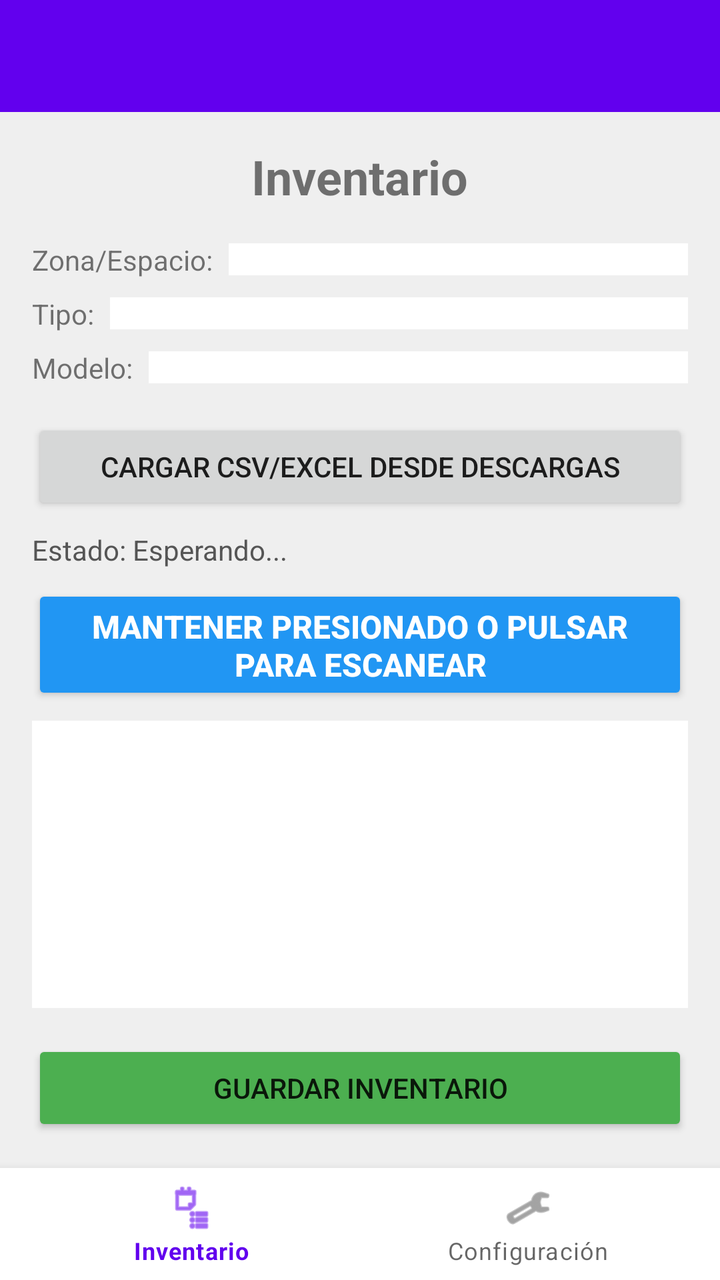
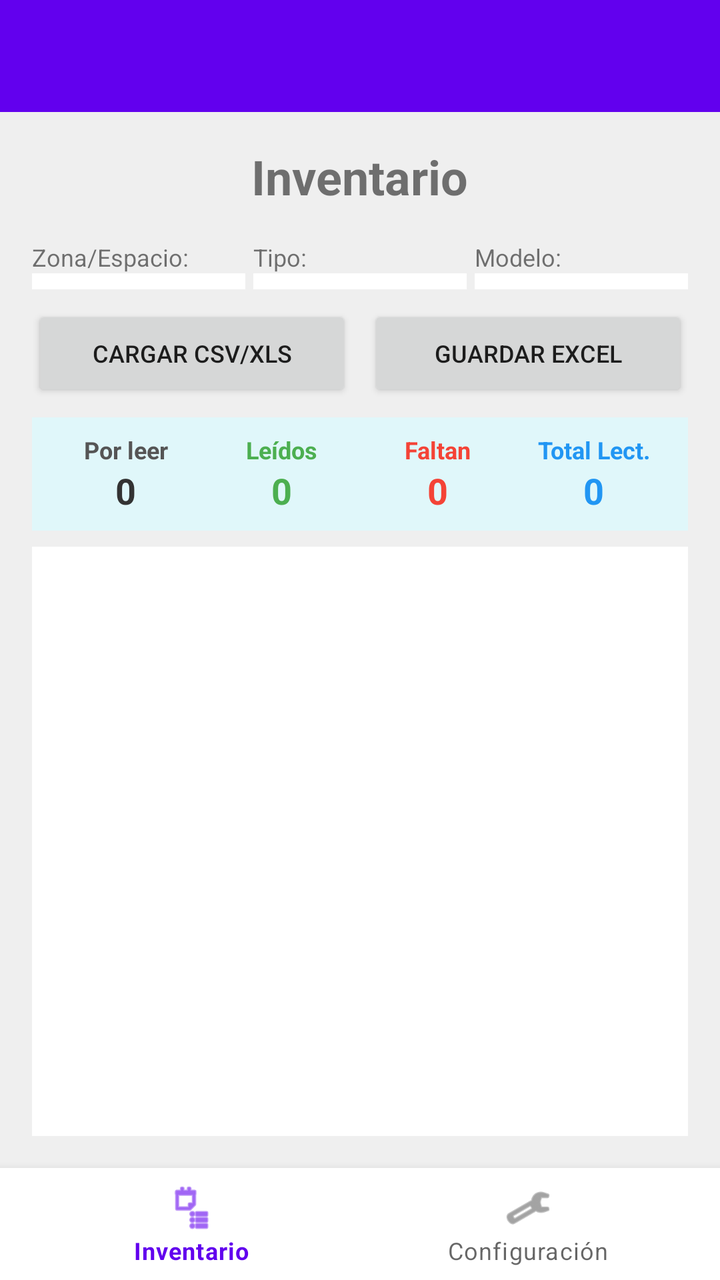

The first picture is an Android layout as it rendered before a commit; the second is the same layout after the commit. The layout source and the unified diff follow.
<!-- AndroidManifest.xml: activity theme Theme.UHFG.NoActionBar -->
<!-- res/layout/activity_room_inventory.xml -->
<?xml version="1.0" encoding="utf-8"?>
<androidx.drawerlayout.widget.DrawerLayout xmlns:android="http://schemas.android.com/apk/res/android"
    xmlns:app="http://schemas.android.com/apk/res-auto"
    android:id="@+id/drawer_layout"
    android:layout_width="match_parent"
    android:layout_height="match_parent"
    android:fitsSystemWindows="true">

    
    <LinearLayout
        android:layout_width="match_parent"
        android:layout_height="match_parent"
        android:orientation="vertical">

        
        <androidx.appcompat.widget.Toolbar
            android:id="@+id/toolbar"
            android:layout_width="match_parent"
            android:layout_height="?attr/actionBarSize"
            android:background="?attr/colorPrimary"
            android:theme="@style/ThemeOverlay.AppCompat.Dark.ActionBar"
            app:popupTheme="@style/ThemeOverlay.AppCompat.Light"/>

        <RelativeLayout
            android:layout_width="match_parent"
            android:layout_height="match_parent"
            android:background="#EFEFEF">

            <FrameLayout
                android:layout_width="match_parent"
                android:layout_height="match_parent"
                android:layout_above="@+id/bottom_navigation">

                
                <LinearLayout
                    android:id="@+id/layout_inventory"
                    android:layout_width="match_parent"
                    android:layout_height="match_parent"
                    android:orientation="vertical"
                    android:padding="16dp">

                    <TextView
                        android:layout_width="wrap_content"
                        android:layout_height="wrap_content"
                        android:text="Inventario"
                        android:textSize="24sp"
                        android:textStyle="bold"
                        android:layout_gravity="center"
                        android:layout_marginBottom="16dp"/>

                    <LinearLayout
                        android:layout_width="match_parent"
                        android:layout_height="wrap_content"
                        android:orientation="horizontal"
                        android:gravity="center_vertical"
                        android:layout_marginBottom="8dp">

                        <TextView
                            android:layout_width="wrap_content"
                            android:layout_height="wrap_content"
                            android:text="Zona/Espacio:"
                            android:textSize="14sp"
                            android:layout_marginEnd="8dp"/>

                        <Spinner
                            android:id="@+id/spinner_rooms"
                            android:layout_width="0dp"
                            android:layout_height="wrap_content"
                            android:layout_weight="1"
                            android:background="#FFFFFF"
                            android:padding="8dp"/>
                    </LinearLayout>

                    <LinearLayout
                        android:layout_width="match_parent"
                        android:layout_height="wrap_content"
                        android:orientation="horizontal"
                        android:gravity="center_vertical"
                        android:layout_marginBottom="8dp">

                        <TextView
                            android:layout_width="wrap_content"
                            android:layout_height="wrap_content"
                            android:text="Tipo:"
                            android:textSize="14sp"
                            android:layout_marginEnd="8dp"/>

                        <Spinner
                            android:id="@+id/spinner_types"
                            android:layout_width="0dp"
                            android:layout_height="wrap_content"
                            android:layout_weight="1"
                            android:background="#FFFFFF"
                            android:padding="8dp"/>
                    </LinearLayout>

                    <LinearLayout
                        android:layout_width="match_parent"
                        android:layout_height="wrap_content"
                        android:orientation="horizontal"
                        android:gravity="center_vertical"
                        android:layout_marginBottom="16dp">

                        <TextView
                            android:layout_width="wrap_content"
                            android:layout_height="wrap_content"
                            android:text="Modelo:"
                            android:textSize="14sp"
                            android:layout_marginEnd="8dp"/>

                        <Spinner
                            android:id="@+id/spinner_models"
                            android:layout_width="0dp"
                            android:layout_height="wrap_content"
                            android:layout_weight="1"
                            android:background="#FFFFFF"
                            android:padding="8dp"/>
                    </LinearLayout>

                    <Button
                        android:id="@+id/btn_load_csv"
                        android:layout_width="match_parent"
                        android:layout_height="wrap_content"
                        android:text="Cargar CSV/Excel desde Descargas"
                        android:layout_marginBottom="8dp"/>

                    <TextView
                        android:id="@+id/tv_status"
                        android:layout_width="match_parent"
                        android:layout_height="wrap_content"
                        android:text="Estado: Esperando..."
                        android:textColor="#555555"
                        android:layout_marginBottom="8dp"/>

                    <Button
                        android:id="@+id/btn_scan"
                        android:layout_width="match_parent"
                        android:layout_height="60dp"
                        android:text="MANTENER PRESIONADO O PULSAR PARA ESCANEAR"
                        android:backgroundTint="#2196F3"
                        android:textColor="#FFFFFF"
                        android:textStyle="bold"
                        android:textSize="16sp"
                        android:layout_marginBottom="8dp"/>

                    <androidx.recyclerview.widget.RecyclerView
                        android:id="@+id/rv_equipment"
                        android:layout_width="match_parent"
                        android:layout_height="0dp"
                        android:layout_weight="1"
                        android:background="#FFFFFF"
                        android:padding="4dp"/>

                    <Button
                        android:id="@+id/btn_save_inventory"
                        android:layout_width="match_parent"
                        android:layout_height="wrap_content"
                        android:text="Guardar Inventario"
                        android:layout_marginTop="16dp"
                        android:backgroundTint="#4CAF50"/>
                </LinearLayout>

                
                <LinearLayout
                    android:id="@+id/layout_settings"
                    android:layout_width="match_parent"
                    android:layout_height="match_parent"
                    android:orientation="vertical"
                    android:padding="16dp"
                    android:visibility="gone">

                    <TextView
                        android:layout_width="wrap_content"
                        android:layout_height="wrap_content"
                        android:text="Configuración"
                        android:textSize="24sp"
                        android:textStyle="bold"
                        android:layout_gravity="center"
                        android:layout_marginBottom="32dp"/>

                    <TextView
                        android:layout_width="match_parent"
                        android:layout_height="wrap_content"
                        android:text="Potencia de Lectura/Escritura"
                        android:textSize="18sp"
                        android:textStyle="bold"
                        android:layout_marginBottom="8dp"/>

                    <TextView
                        android:id="@+id/tv_power_value"
                        android:layout_width="match_parent"
                        android:layout_height="wrap_content"
                        android:text="30 dBm"
                        android:textSize="16sp"
                        android:textColor="#555555"
                        android:gravity="center"
                        android:layout_marginBottom="8dp"/>

                    <SeekBar
                        android:id="@+id/seekbar_power"
                        android:layout_width="match_parent"
                        android:layout_height="wrap_content"
                        android:max="28"
                        android:progress="25"
                        android:layout_marginBottom="32dp"/>

                    <Button
                        android:id="@+id/btn_save_settings"
                        android:layout_width="match_parent"
                        android:layout_height="60dp"
                        android:text="Guardar Configuración"
                        android:backgroundTint="#FF9800"
                        android:textColor="#FFFFFF"
                        android:textStyle="bold"
                        android:textSize="16sp"/>

                </LinearLayout>

                
                <include layout="@layout/layout_find_mode" />

            </FrameLayout>

            
            <com.google.android.material.bottomnavigation.BottomNavigationView
                android:id="@+id/bottom_navigation"
                android:layout_width="match_parent"
                android:layout_height="wrap_content"
                android:layout_alignParentBottom="true"
                app:menu="@menu/bottom_nav_menu"
                android:background="#FFFFFF"/>

        </RelativeLayout>
    </LinearLayout>

    
    <com.google.android.material.navigation.NavigationView
        android:id="@+id/nav_view"
        android:layout_width="wrap_content"
        android:layout_height="match_parent"
        android:layout_gravity="start"
        android:fitsSystemWindows="true"
        app:menu="@menu/drawer_menu" />

</androidx.drawerlayout.widget.DrawerLayout>
<!-- res/layout/layout_find_mode.xml (included above) -->
<?xml version="1.0" encoding="utf-8"?>
<LinearLayout xmlns:android="http://schemas.android.com/apk/res/android"
    android:id="@+id/layout_find"
    android:layout_width="match_parent"
    android:layout_height="match_parent"
    android:orientation="vertical"
    android:padding="16dp"
    android:visibility="gone"
    android:background="#EFEFEF">

    <TextView
        android:layout_width="wrap_content"
        android:layout_height="wrap_content"
        android:text="Modo Búsqueda"
        android:textSize="24sp"
        android:textStyle="bold"
        android:layout_gravity="center"
        android:layout_marginBottom="16dp"/>

    <LinearLayout
        android:layout_width="match_parent"
        android:layout_height="wrap_content"
        android:orientation="horizontal"
        android:gravity="center_vertical"
        android:layout_marginBottom="16dp">

        <EditText
            android:id="@+id/et_target_epc"
            android:layout_width="0dp"
            android:layout_height="wrap_content"
            android:layout_weight="1"
            android:hint="Ingrese o pegue el EPC a buscar"
            android:background="#FFFFFF"
            android:padding="12dp"
            android:textSize="16sp"/>

        <Button
            android:id="@+id/btn_set_target"
            android:layout_width="wrap_content"
            android:layout_height="wrap_content"
            android:text="Fijar"
            android:layout_marginStart="8dp"
            android:backgroundTint="#2196F3"/>
    </LinearLayout>

    <TextView
        android:layout_width="wrap_content"
        android:layout_height="wrap_content"
        android:text="Escribe para buscar (SN, EPC, Modelo, etc):"
        android:textSize="14sp"
        android:layout_marginBottom="4dp"/>

    <AutoCompleteTextView
        android:id="@+id/autocomplete_find_equipment"
        android:layout_width="match_parent"
        android:layout_height="wrap_content"
        android:background="#FFFFFF"
        android:padding="12dp"
        android:hint="Ej. SN-LAP-001"
        android:completionThreshold="1"
        android:maxLines="1"
        android:singleLine="true"
        android:layout_marginBottom="16dp"/>

    <TextView
        android:id="@+id/tv_target_epc_display"
        android:layout_width="match_parent"
        android:layout_height="wrap_content"
        android:text="Objetivo: Ninguno"
        android:textColor="#555555"
        android:textStyle="bold"
        android:gravity="center"
        android:layout_marginBottom="32dp"/>

    
    <ImageView
        android:id="@+id/iv_wifi_radar"
        android:layout_width="300dp"
        android:layout_height="300dp"
        android:layout_gravity="center"
        android:src="@drawable/layer_wifi"
        android:layout_marginBottom="16dp"/>

    <TextView
        android:id="@+id/tv_signal_percentage"
        android:layout_width="match_parent"
        android:layout_height="wrap_content"
        android:text="0%"
        android:textSize="48sp"
        android:textStyle="bold"
        android:gravity="center"
        android:textColor="#333333"
        android:layout_marginBottom="32dp"/>

    <Button
        android:id="@+id/btn_scan_find"
        android:layout_width="match_parent"
        android:layout_height="60dp"
        android:text="MANTENER PRESIONADO O PULSAR PARA BUSCAR"
        android:backgroundTint="#FF5722"
        android:textColor="#FFFFFF"
        android:textStyle="bold"
        android:textSize="16sp"/>

</LinearLayout>
<!-- resources referenced by this layout -->
<resources>
  <!-- drawable layer_wifi (drawable) -->
  <?xml version="1.0" encoding="utf-8"?>
  <layer-list xmlns:android="http://schemas.android.com/apk/res/android">
      
      <item android:id="@+id/wifi_bg" android:drawable="@drawable/ic_wifi_grey" />
  
      
      <item android:id="@+id/wifi_clip">
          <clip
              android:clipOrientation="vertical"
              android:gravity="bottom"
              android:drawable="@drawable/ic_wifi_orange" />
      </item>
  </layer-list>
  <style name="Theme.UHFG.NoActionBar">
          <item name="windowActionBar">false</item>
          <item name="windowNoTitle">true</item>
      </style>
  <!-- drawable ic_wifi_grey (drawable) -->
  <vector xmlns:android="http://schemas.android.com/apk/res/android"
      android:width="24dp"
      android:height="24dp"
      android:viewportWidth="24"
      android:viewportHeight="24">
      <path
          android:fillColor="#E0E0E0"
          android:pathData="M12,21L23.6,6.6C23.1,6.2 18.6,3 12,3C5.4,3 0.9,6.2 0.4,6.6L12,21l0,0l0,0z"/>
  </vector>
  <!-- drawable ic_wifi_orange (drawable) -->
  <vector xmlns:android="http://schemas.android.com/apk/res/android"
      android:width="24dp"
      android:height="24dp"
      android:viewportWidth="24"
      android:viewportHeight="24">
      <path
          android:fillColor="#FF9800"
          android:pathData="M12,21L23.6,6.6C23.1,6.2 18.6,3 12,3C5.4,3 0.9,6.2 0.4,6.6L12,21l0,0l0,0z"/>
  </vector>
</resources>

<!-- the commit's change to res/layout/activity_room_inventory.xml (unified diff, before → after) -->
@@ -52,96 +52,187 @@
                         android:layout_width="match_parent"
                         android:layout_height="wrap_content"
                         android:orientation="horizontal"
-                        android:gravity="center_vertical"
                         android:layout_marginBottom="8dp">
 
-                        <TextView
-                            android:layout_width="wrap_content"
-                            android:layout_height="wrap_content"
-                            android:text="Zona/Espacio:"
-                            android:textSize="14sp"
-                            android:layout_marginEnd="8dp"/>
-
-                        <Spinner
-                            android:id="@+id/spinner_rooms"
-                            android:layout_width="0dp"
-                            android:layout_height="wrap_content"
-                            android:layout_weight="1"
-                            android:background="#FFFFFF"
-                            android:padding="8dp"/>
+                        <LinearLayout
+                            android:layout_width="0dp"
+                            android:layout_height="wrap_content"
+                            android:layout_weight="1"
+                            android:orientation="vertical">
+                            <TextView
+                                android:layout_width="wrap_content"
+                                android:layout_height="wrap_content"
+                                android:text="Zona/Espacio:"
+                                android:textSize="12sp"/>
+                            <Spinner
+                                android:id="@+id/spinner_rooms"
+                                android:layout_width="match_parent"
+                                android:layout_height="wrap_content"
+                                android:background="#FFFFFF"
+                                android:padding="4dp"/>
+                        </LinearLayout>
+
+                        <LinearLayout
+                            android:layout_width="0dp"
+                            android:layout_height="wrap_content"
+                            android:layout_weight="1"
+                            android:orientation="vertical"
+                            android:layout_marginHorizontal="4dp">
+                            <TextView
+                                android:layout_width="wrap_content"
+                                android:layout_height="wrap_content"
+                                android:text="Tipo:"
+                                android:textSize="12sp"/>
+                            <Spinner
+                                android:id="@+id/spinner_types"
+                                android:layout_width="match_parent"
+                                android:layout_height="wrap_content"
+                                android:background="#FFFFFF"
+                                android:padding="4dp"/>
+                        </LinearLayout>
+
+                        <LinearLayout
+                            android:layout_width="0dp"
+                            android:layout_height="wrap_content"
+                            android:layout_weight="1"
+                            android:orientation="vertical">
+                            <TextView
+                                android:layout_width="wrap_content"
+                                android:layout_height="wrap_content"
+                                android:text="Modelo:"
+                                android:textSize="12sp"/>
+                            <Spinner
+                                android:id="@+id/spinner_models"
+                                android:layout_width="match_parent"
+                                android:layout_height="wrap_content"
+                                android:background="#FFFFFF"
+                                android:padding="4dp"/>
+                        </LinearLayout>
                     </LinearLayout>
 
                     <LinearLayout
                         android:layout_width="match_parent"
                         android:layout_height="wrap_content"
                         android:orientation="horizontal"
-                        android:gravity="center_vertical"
                         android:layout_marginBottom="8dp">
-
-                        <TextView
-                            android:layout_width="wrap_content"
-                            android:layout_height="wrap_content"
-                            android:text="Tipo:"
-                            android:textSize="14sp"
-                            android:layout_marginEnd="8dp"/>
-
-                        <Spinner
-                            android:id="@+id/spinner_types"
-                            android:layout_width="0dp"
-                            android:layout_height="wrap_content"
-                            android:layout_weight="1"
-                            android:background="#FFFFFF"
-                            android:padding="8dp"/>
+                        <Button
+                            android:id="@+id/btn_load_csv"
+                            android:layout_width="0dp"
+                            android:layout_height="wrap_content"
+                            android:layout_weight="1"
+                            android:text="Cargar CSV/XLS"
+                            android:textSize="12sp"
+                            android:layout_marginEnd="4dp"/>
+                        <Button
+                            android:id="@+id/btn_save_inventory"
+                            android:layout_width="0dp"
+                            android:layout_height="wrap_content"
+                            android:layout_weight="1"
+                            android:text="Guardar Excel"
+                            android:textSize="12sp"
+                            android:layout_marginStart="4dp"/>
                     </LinearLayout>
 
                     <LinearLayout
                         android:layout_width="match_parent"
                         android:layout_height="wrap_content"
                         android:orientation="horizontal"
-                        android:gravity="center_vertical"
-                        android:layout_marginBottom="16dp">
-
-                        <TextView
-                            android:layout_width="wrap_content"
-                            android:layout_height="wrap_content"
-                            android:text="Modelo:"
-                            android:textSize="14sp"
-                            android:layout_marginEnd="8dp"/>
-
-                        <Spinner
-                            android:id="@+id/spinner_models"
-                            android:layout_width="0dp"
-                            android:layout_height="wrap_content"
-                            android:layout_weight="1"
-                            android:background="#FFFFFF"
-                            android:padding="8dp"/>
+                        android:background="#E0F7FA"
+                        android:padding="8dp"
+                        android:layout_marginBottom="8dp">
+
+                        <LinearLayout
+                            android:layout_width="0dp"
+                            android:layout_height="wrap_content"
+                            android:layout_weight="1"
+                            android:orientation="vertical"
+                            android:gravity="center">
+                            <TextView
+                                android:layout_width="wrap_content"
+                                android:layout_height="wrap_content"
+                                android:text="Por leer"
+                                android:textSize="12sp"
+                                android:textStyle="bold"
+                                android:textColor="#555555"/>
+                            <TextView
+                                android:id="@+id/tv_counter_expected"
+                                android:layout_width="wrap_content"
+                                android:layout_height="wrap_content"
+                                android:text="0"
+                                android:textSize="18sp"
+                                android:textStyle="bold"
+                                android:textColor="#333333"/>
+                        </LinearLayout>
+
+                        <LinearLayout
+                            android:layout_width="0dp"
+                            android:layout_height="wrap_content"
+                            android:layout_weight="1"
+                            android:orientation="vertical"
+                            android:gravity="center">
+                            <TextView
+                                android:layout_width="wrap_content"
+                                android:layout_height="wrap_content"
+                                android:text="Leídos"
+                                android:textSize="12sp"
+                                android:textStyle="bold"
+                                android:textColor="#4CAF50"/>
+                            <TextView
+                                android:id="@+id/tv_counter_read"
+                                android:layout_width="wrap_content"
+                                android:layout_height="wrap_content"
+                                android:text="0"
+                                android:textSize="18sp"
+                                android:textStyle="bold"
+                                android:textColor="#4CAF50"/>
+                        </LinearLayout>
+
+                        <LinearLayout
+                            android:layout_width="0dp"
+                            android:layout_height="wrap_content"
+                            android:layout_weight="1"
+                            android:orientation="vertical"
+                            android:gravity="center">
+                            <TextView
+                                android:layout_width="wrap_content"
+                                android:layout_height="wrap_content"
+                                android:text="Faltan"
+                                android:textSize="12sp"
+                                android:textStyle="bold"
+                                android:textColor="#F44336"/>
+                            <TextView
+                                android:id="@+id/tv_counter_missing"
+                                android:layout_width="wrap_content"
+                                android:layout_height="wrap_content"
+                                android:text="0"
+                                android:textSize="18sp"
+                                android:textStyle="bold"
+                                android:textColor="#F44336"/>
+                        </LinearLayout>
+
+                        <LinearLayout
+                            android:layout_width="0dp"
+                            android:layout_height="wrap_content"
+                            android:layout_weight="1"
+                            android:orientation="vertical"
+                            android:gravity="center">
+                            <TextView
+                                android:layout_width="wrap_content"
+                                android:layout_height="wrap_content"
+                                android:text="Total Lect."
+                                android:textSize="12sp"
+                                android:textStyle="bold"
+                                android:textColor="#2196F3"/>
+                            <TextView
+                                android:id="@+id/tv_counter_total_reads"
+                                android:layout_width="wrap_content"
+                                android:layout_height="wrap_content"
+                                android:text="0"
+                                android:textSize="18sp"
+                                android:textStyle="bold"
+                                android:textColor="#2196F3"/>
+                        </LinearLayout>
                     </LinearLayout>
-
-                    <Button
-                        android:id="@+id/btn_load_csv"
-                        android:layout_width="match_parent"
-                        android:layout_height="wrap_content"
-                        android:text="Cargar CSV/Excel desde Descargas"
-                        android:layout_marginBottom="8dp"/>
-
-                    <TextView
-                        android:id="@+id/tv_status"
-                        android:layout_width="match_parent"
-                        android:layout_height="wrap_content"
-                        android:text="Estado: Esperando..."
-                        android:textColor="#555555"
-                        android:layout_marginBottom="8dp"/>
-
-                    <Button
-                        android:id="@+id/btn_scan"
-                        android:layout_width="match_parent"
-                        android:layout_height="60dp"
-                        android:text="MANTENER PRESIONADO O PULSAR PARA ESCANEAR"
-                        android:backgroundTint="#2196F3"
-                        android:textColor="#FFFFFF"
-                        android:textStyle="bold"
-                        android:textSize="16sp"
-                        android:layout_marginBottom="8dp"/>
 
                     <androidx.recyclerview.widget.RecyclerView
                         android:id="@+id/rv_equipment"
@@ -151,13 +242,6 @@
                         android:background="#FFFFFF"
                         android:padding="4dp"/>
 
-                    <Button
-                        android:id="@+id/btn_save_inventory"
-                        android:layout_width="match_parent"
-                        android:layout_height="wrap_content"
-                        android:text="Guardar Inventario"
-                        android:layout_marginTop="16dp"
-                        android:backgroundTint="#4CAF50"/>
                 </LinearLayout>
 
                 
